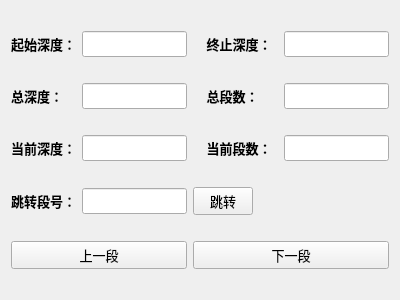
First picture: the form in imagewidget.ui, repository jerky168/BoreholeAnalyzer, before the edit.
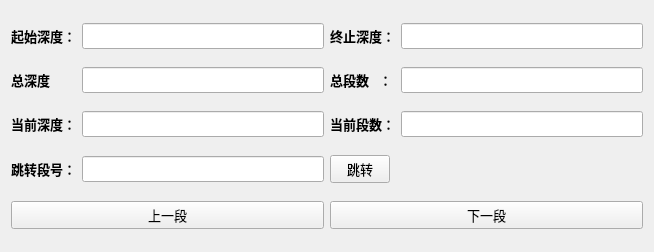
Second picture: the form after the edit.

```diff
--- a/imagewidget.ui
+++ b/imagewidget.ui
@@ -6,8 +6,8 @@
    <rect>
     <x>0</x>
     <y>0</y>
-    <width>400</width>
-    <height>300</height>
+    <width>654</width>
+    <height>252</height>
    </rect>
   </property>
   <property name="sizePolicy">
@@ -31,55 +31,9 @@
   <property name="windowTitle">
    <string>Form</string>
   </property>
+  <layout class="QHBoxLayout" name="horizontalLayout">
+   <item>
   <layout class="QGridLayout" name="gridLayout">
-   <item row="0" column="4">
-    <widget class="QLineEdit" name="endHeightEdit">
-     <property name="readOnly">
-      <bool>true</bool>
-     </property>
-    </widget>
-   </item>
-   <item row="3" column="1">
-    <widget class="QLineEdit" name="currentDepthEdit">
-     <property name="readOnly">
-      <bool>true</bool>
-     </property>
-    </widget>
-   </item>
-   <item row="7" column="2" colspan="3">
-    <widget class="QPushButton" name="nextButton">
-     <property name="text">
-      <string>下一段</string>
-     </property>
-    </widget>
-   </item>
-   <item row="7" column="0" colspan="2">
-    <widget class="QPushButton" name="lastButton">
-     <property name="text">
-      <string>上一段</string>
-     </property>
-    </widget>
-   </item>
-   <item row="2" column="4">
-    <widget class="QLineEdit" name="totalPartEdit">
-     <property name="readOnly">
-      <bool>true</bool>
-     </property>
-    </widget>
-   </item>
-   <item row="3" column="2">
-    <widget class="QLabel" name="label_9">
-     <property name="font">
-      <font>
-       <weight>75</weight>
-       <bold>true</bold>
-      </font>
-     </property>
-     <property name="text">
-      <string>    当前段数：</string>
-     </property>
-    </widget>
-   </item>
    <item row="0" column="0">
     <widget class="QLabel" name="label_2">
      <property name="font">
@@ -93,6 +47,26 @@
      </property>
     </widget>
    </item>
+     <item row="0" column="2">
+      <widget class="QLabel" name="label_3">
+       <property name="font">
+        <font>
+         <weight>75</weight>
+         <bold>true</bold>
+        </font>
+       </property>
+       <property name="text">
+        <string>终止深度：</string>
+       </property>
+      </widget>
+     </item>
+     <item row="0" column="3">
+      <widget class="QLineEdit" name="endHeightEdit">
+       <property name="readOnly">
+        <bool>true</bool>
+       </property>
+      </widget>
+     </item>
    <item row="0" column="1">
     <widget class="QLineEdit" name="startHeightEdit">
      <property name="readOnly">
@@ -100,73 +74,21 @@
      </property>
     </widget>
    </item>
-   <item row="2" column="0">
-    <widget class="QLabel" name="label_4">
-     <property name="font">
-      <font>
-       <weight>75</weight>
-       <bold>true</bold>
-      </font>
-     </property>
-     <property name="text">
-      <string>总深度：</string>
-     </property>
-    </widget>
-   </item>
-   <item row="2" column="2">
-    <widget class="QLabel" name="label_8">
-     <property name="font">
-      <font>
-       <weight>75</weight>
-       <bold>true</bold>
-      </font>
-     </property>
-     <property name="text">
-      <string>    总段数：</string>
-     </property>
-    </widget>
-   </item>
-   <item row="2" column="1">
-    <widget class="QLineEdit" name="totalLengthEdit">
-     <property name="readOnly">
-      <bool>true</bool>
-     </property>
-    </widget>
-   </item>
-   <item row="3" column="4">
+     <item row="2" column="3">
     <widget class="QLineEdit" name="currentPartEdit">
      <property name="readOnly">
       <bool>true</bool>
      </property>
     </widget>
    </item>
+     <item row="2" column="1">
+      <widget class="QLineEdit" name="currentDepthEdit">
+       <property name="readOnly">
+        <bool>true</bool>
+       </property>
+      </widget>
+     </item>
    <item row="3" column="0">
-    <widget class="QLabel" name="label_5">
-     <property name="font">
-      <font>
-       <weight>75</weight>
-       <bold>true</bold>
-      </font>
-     </property>
-     <property name="text">
-      <string>当前深度：</string>
-     </property>
-    </widget>
-   </item>
-   <item row="0" column="2">
-    <widget class="QLabel" name="label_3">
-     <property name="font">
-      <font>
-       <weight>75</weight>
-       <bold>true</bold>
-      </font>
-     </property>
-     <property name="text">
-      <string>    终止深度：</string>
-     </property>
-    </widget>
-   </item>
-   <item row="4" column="0">
     <widget class="QLabel" name="label">
      <property name="font">
       <font>
@@ -179,10 +101,56 @@
      </property>
     </widget>
    </item>
-   <item row="4" column="1">
+     <item row="3" column="1">
     <widget class="QLineEdit" name="switchEdit"/>
    </item>
-   <item row="4" column="2">
+     <item row="4" column="0" colspan="2">
+      <widget class="QPushButton" name="lastButton">
+       <property name="sizePolicy">
+        <sizepolicy hsizetype="Minimum" vsizetype="Fixed">
+         <horstretch>0</horstretch>
+         <verstretch>0</verstretch>
+        </sizepolicy>
+       </property>
+       <property name="text">
+        <string>上一段</string>
+       </property>
+      </widget>
+     </item>
+     <item row="2" column="0">
+      <widget class="QLabel" name="label_5">
+       <property name="font">
+        <font>
+         <weight>75</weight>
+         <bold>true</bold>
+        </font>
+       </property>
+       <property name="text">
+        <string>当前深度：</string>
+       </property>
+      </widget>
+     </item>
+     <item row="2" column="2">
+      <widget class="QLabel" name="label_9">
+       <property name="font">
+        <font>
+         <weight>75</weight>
+         <bold>true</bold>
+        </font>
+       </property>
+       <property name="text">
+        <string>当前段数：</string>
+       </property>
+      </widget>
+     </item>
+     <item row="4" column="2" colspan="2">
+      <widget class="QPushButton" name="nextButton">
+       <property name="text">
+        <string>下一段</string>
+       </property>
+      </widget>
+     </item>
+     <item row="3" column="2">
     <widget class="QPushButton" name="switchButton">
      <property name="enabled">
       <bool>true</bool>
@@ -200,6 +168,44 @@
       <number>300</number>
      </property>
     </widget>
+     </item>
+     <item row="1" column="3">
+      <widget class="QLineEdit" name="totalPartEdit">
+       <property name="readOnly">
+        <bool>true</bool>
+       </property>
+      </widget>
+     </item>
+     <item row="1" column="2">
+      <widget class="QLabel" name="label_8">
+       <property name="font">
+        <font>
+         <weight>75</weight>
+         <bold>true</bold>
+        </font>
+       </property>
+       <property name="text">
+        <string>总段数   ：</string>
+       </property>
+      </widget>
+     </item>
+     <item row="1" column="1">
+      <widget class="QLineEdit" name="totalLengthEdit"/>
+     </item>
+     <item row="1" column="0">
+      <widget class="QLabel" name="label_4">
+       <property name="font">
+        <font>
+         <weight>75</weight>
+         <bold>true</bold>
+        </font>
+       </property>
+       <property name="text">
+        <string>总深度</string>
+       </property>
+      </widget>
+     </item>
+    </layout>
    </item>
   </layout>
  </widget>
```
Lines whose indentation alone changed are shown as unchanged.
